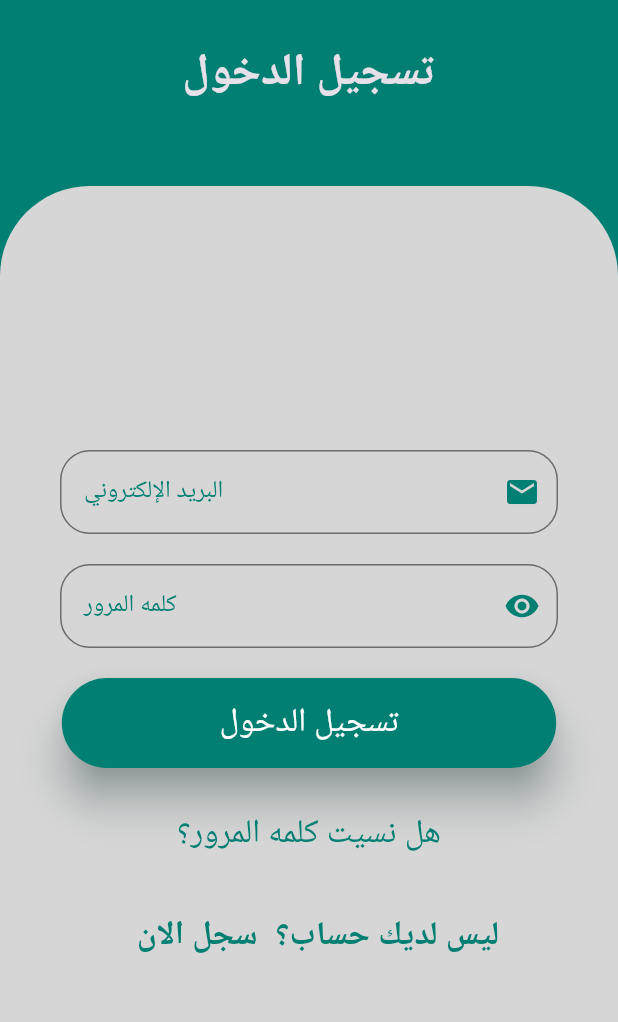
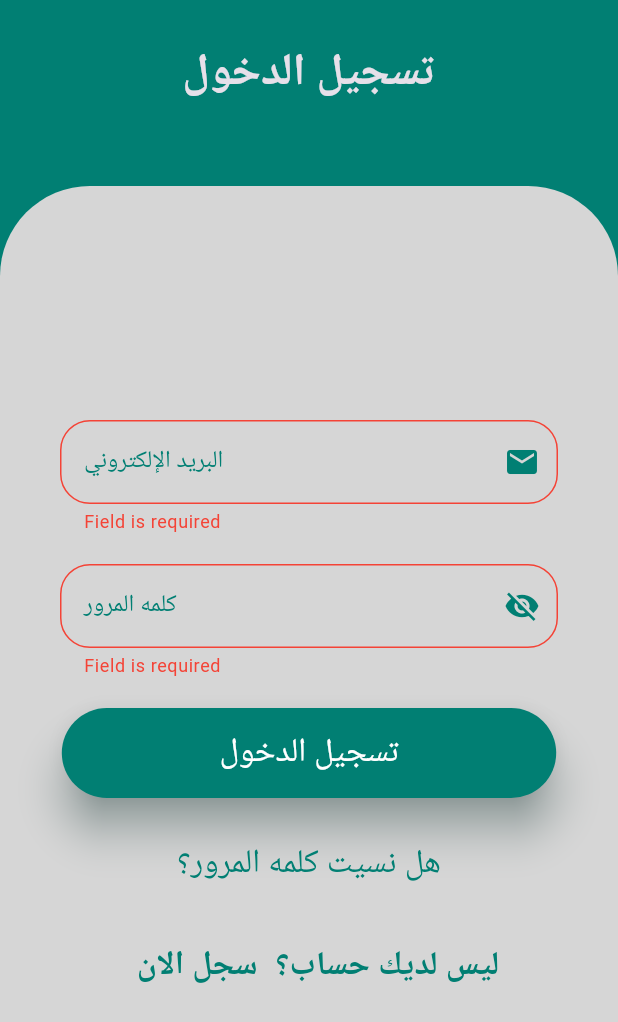
Before and after one commit to hatemf934/deeon, a Flutter app: the screen it shows after launch, after a tap on "تسجيل الدخول", on a phone screen of 412 x 824 dp. Shown: the top 1022 px of the screen. Run offline on Flutter 3.47's test engine with Material 3 defaults, Android fonts, the phone set to English and light mode, and no system bars.

Commit message:
complete login view and validate textfrom feild

```diff
--- a/lib/core/color_manager.dart
+++ b/lib/core/color_manager.dart
@@ -5,6 +5,7 @@ class ColorManager {
   static Color primaryColor = Color(0xff017f73);
   static Color secondryColor = Color(0xffd6d6d6);
   static Color witheColor = Colors.white;
+  static Color redColor = Colors.red;
   static Color transmentColor = Colors.transparent;
   static Color hintColor = Color(0xff779b97);
   static Color enabledColor = Color(0xff6c6c6c);
--- a/lib/core/route_manager.dart
+++ b/lib/core/route_manager.dart
@@ -1,6 +1,5 @@
-import 'package:deeon/core/text_manger.dart';
-
 class RouteManager {
   RouteManager._();
-  static String loginRoute = TextManger.loginText;
+  static String loginRoute = "login";
+  static String regesterRoute = "regester";
 }
--- a/lib/core/text_manger.dart
+++ b/lib/core/text_manger.dart
@@ -1,6 +1,5 @@
 class TextManger {
   TextManger._();
-  static String loginText = "login";
   static String signInText = 'تسجيل الدخول';
   static String emailText = 'البريد الإلكتروني';
   static String emailExText = 'example@gmail.com';
--- /dev/null
+++ b/lib/core/text_validate_manager.dart
@@ -0,0 +1,26 @@
+class TextValidateManager {
+  TextValidateManager._();
+  static String emailRegExp =
+      r'^[a-zA-Z0-9._%+-]+@[a-zA-Z0-9.-]+\.[a-zA-Z]{3,}$';
+  static String passwordLeastLowerCaseLetter = r'(?=.*[a-z])';
+  static String passwordLeastDigit = r'(?=.*\d)';
+  static String passwordLeastOneCharacter = r'(?=.*[@$!%*?&])';
+  static String passwordLeastEightNumber = r'.{8,}';
+  static String phoneFormat = r'^\d+$';
+  static String fieldIsRequired = "Field is required";
+  static String validEmailAddress = " Enter a valid email address ";
+  static String passwordFromAtoZ = " Password must be at least a [a-z] ";
+  static String passwordSpicailCharacter =
+      "Password must be at least a spicail character";
+  static String passwordLeastNumber = " Password must be at least a number";
+  static String passwordLeastAt8Number =
+      " Password must be at least a 8 number";
+  static String pleaseSelectGender = " Please select your gender";
+  static String pleaseSelectDataOfBrith = 'Please select your date of birth';
+  static String pleaseSelectCountry = 'Please select your country';
+  static String pleaseSelectName = " Please enter your name";
+  static String pleaseSelectPhone = " Please enter your phone number";
+  static String phoneTooShort = " Phone number is too short";
+  static String invalidPhoneFormat =
+      " Please enter your phone number in digits only";
+}
--- a/lib/features/regester&login/presentation/view/login_view.dart
+++ b/lib/features/auth/presentation/view/login_view.dart
@@ -2,7 +2,7 @@ import 'package:deeon/core/color_manager.dart';
 import 'package:deeon/core/route_manager.dart';
 import 'package:deeon/core/styles.dart';
 import 'package:deeon/core/text_manger.dart';
-import 'package:deeon/features/regester&login/presentation/view/widgets/section_of_login_view.dart';
+import 'package:deeon/features/auth/presentation/view/widgets/section_of_login_view.dart';
 import 'package:flutter/material.dart';
 
 class LoginView extends StatelessWidget {
--- /dev/null
+++ b/lib/features/auth/presentation/view/regester_vew.dart
@@ -0,0 +1,12 @@
+import 'package:deeon/core/color_manager.dart';
+import 'package:deeon/core/route_manager.dart';
+import 'package:flutter/material.dart';
+
+class RegesterVew extends StatelessWidget {
+  const RegesterVew({super.key});
+  static String id = RouteManager.regesterRoute;
+  @override
+  Widget build(BuildContext context) {
+    return Scaffold(backgroundColor: ColorManager.primaryColor);
+  }
+}
--- a/lib/features/regester&login/presentation/view/widgets/button_section.dart
+++ b/lib/features/auth/presentation/view/widgets/button_section.dart
@@ -1,21 +1,21 @@
 import 'package:deeon/core/height_manager.dart';
 import 'package:deeon/core/styles.dart';
 import 'package:deeon/core/text_manger.dart';
-import 'package:deeon/features/regester&login/presentation/view/widgets/custom_elveted_button.dart';
-import 'package:deeon/features/regester&login/presentation/view/widgets/custom_text_button.dart';
+import 'package:deeon/features/auth/presentation/view/widgets/custom_elveted_button.dart';
+import 'package:deeon/features/auth/presentation/view/widgets/custom_text_button.dart';
 import 'package:flutter/material.dart';
 
 class ButtonsSection extends StatelessWidget {
-  const ButtonsSection({super.key});
-
+  const ButtonsSection({super.key, required this.onPressed});
+  final Function() onPressed;
   @override
   Widget build(BuildContext context) {
     return Column(
       children: [
-        CustomElevatedButton(onPressed: () {}, text: TextManger.signInText),
+        CustomElevatedButton(onPressed: onPressed, text: TextManger.signInText),
         SizedBox(height: HeightManager.h20),
         CustomTextButton(
-          onPressed: () {},
+          onPressed: onPressed,
           textButton: TextManger.forgetPassword,
         ),
         SizedBox(height: HeightManager.h20),
--- a/lib/features/regester&login/presentation/view/widgets/custom_text_feild.dart
+++ b/lib/features/auth/presentation/view/widgets/custom_text_feild.dart
@@ -10,15 +10,23 @@ class CustomTextFeild extends StatelessWidget {
     required this.labelText,
     required this.hintText,
     required this.iconData,
+    this.obscureText = false,
+    this.onPressed,
+    required this.validator,
   });
   final String labelText;
   final String hintText;
   final IconData iconData;
+  final bool obscureText;
+  final Function()? onPressed;
+  final String? Function(String?)? validator;
   @override
   Widget build(BuildContext context) {
     return Padding(
       padding: EdgeInsets.symmetric(horizontal: PaddingManager.p40),
-      child: TextField(
+      child: TextFormField(
+        validator: validator,
+        obscureText: obscureText,
         style: TextStyle(color: ColorManager.primaryColor),
         cursorColor: ColorManager.primaryColor,
         decoration: InputDecoration(
@@ -26,15 +34,18 @@ class CustomTextFeild extends StatelessWidget {
           hintText: hintText,
           hintStyle: TextStyle(color: ColorManager.hintColor),
           labelStyle: TextStyle(color: ColorManager.primaryColor),
-          suffixIcon: Icon(iconData, color: ColorManager.primaryColor),
-
+          suffixIcon: IconButton(
+            onPressed: onPressed,
+            icon: Icon(iconData, color: ColorManager.primaryColor),
+          ),
+          errorStyle: TextStyle(color: ColorManager.redColor),
           enabledBorder: buildOutlineInputBorder(
             color: ColorManager.enabledColor,
           ),
           focusedBorder: buildOutlineInputBorder(
             color: ColorManager.primaryColor,
           ),
-
+          errorBorder: buildOutlineInputBorder(color: ColorManager.redColor),
           fillColor: ColorManager.transmentColor,
         ),
       ),
--- /dev/null
+++ b/lib/features/auth/presentation/view/widgets/custom_text_feild_section.dart
@@ -0,0 +1,76 @@
+import 'package:deeon/core/height_manager.dart';
+import 'package:deeon/core/text_manger.dart';
+import 'package:deeon/core/text_validate_manager.dart';
+import 'package:deeon/features/auth/presentation/view/widgets/custom_text_feild.dart';
+import 'package:flutter/material.dart';
+
+class CustomTextFeildSection extends StatefulWidget {
+  const CustomTextFeildSection({super.key});
+
+  @override
+  State<CustomTextFeildSection> createState() => _CustomTextFeildSectionState();
+}
+
+class _CustomTextFeildSectionState extends State<CustomTextFeildSection> {
+  bool obscureText = true;
+
+  @override
+  Widget build(BuildContext context) {
+    final RegExp emailRegExp = RegExp(TextValidateManager.emailRegExp);
+    final RegExp passwordLeastLowerCaseLetter = RegExp(
+      TextValidateManager.passwordLeastLowerCaseLetter,
+    );
+    final RegExp passwordLeastDigit = RegExp(
+      TextValidateManager.passwordLeastDigit,
+    );
+    final RegExp passwordLeastOneCharacter = RegExp(
+      TextValidateManager.passwordLeastOneCharacter,
+    );
+    final RegExp passwordLeastEightNumber = RegExp(
+      TextValidateManager.passwordLeastEightNumber,
+    );
+    return Column(
+      children: [
+        CustomTextFeild(
+          validator: (value) {
+            if (value!.isEmpty) {
+              return TextValidateManager.fieldIsRequired;
+            } else if (!emailRegExp.hasMatch(value)) {
+              return TextValidateManager.validEmailAddress;
+            }
+            return null;
+          },
+          labelText: TextManger.emailText,
+          hintText: TextManger.emailExText,
+          iconData: Icons.email,
+        ),
+        SizedBox(height: HeightManager.h20),
+        CustomTextFeild(
+          validator: (value) {
+            if (value!.isEmpty) {
+              return TextValidateManager.fieldIsRequired;
+            } else if (!passwordLeastLowerCaseLetter.hasMatch(value)) {
+              return TextValidateManager.passwordFromAtoZ;
+            } else if (!passwordLeastOneCharacter.hasMatch(value)) {
+              return TextValidateManager.passwordSpicailCharacter;
+            } else if (!passwordLeastDigit.hasMatch(value)) {
+              return TextValidateManager.passwordLeastNumber;
+            } else if (!passwordLeastEightNumber.hasMatch(value)) {
+              return TextValidateManager.passwordLeastAt8Number;
+            }
+            return null;
+          },
+          obscureText: obscureText,
+          onPressed: () {
+            setState(() {
+              obscureText = !obscureText;
+            });
+          },
+          labelText: TextManger.passWordText,
+          hintText: TextManger.passwordHint,
+          iconData: obscureText ? Icons.visibility_off : Icons.visibility,
+        ),
+      ],
+    );
+  }
+}
--- /dev/null
+++ b/lib/features/auth/presentation/view/widgets/section_of_login_view.dart
@@ -0,0 +1,49 @@
+import 'package:deeon/core/color_manager.dart';
+import 'package:deeon/core/height_manager.dart';
+import 'package:deeon/core/radius_manager.dart';
+import 'package:deeon/features/auth/presentation/view/regester_vew.dart';
+import 'package:deeon/features/auth/presentation/view/widgets/button_section.dart';
+import 'package:deeon/features/auth/presentation/view/widgets/custom_text_feild_section.dart';
+import 'package:flutter/material.dart';
+
+class SectionOfLoginView extends StatefulWidget {
+  const SectionOfLoginView({super.key});
+
+  @override
+  State<SectionOfLoginView> createState() => _SectionOfLoginViewState();
+}
+
+class _SectionOfLoginViewState extends State<SectionOfLoginView> {
+  final GlobalKey<FormState> formkey = GlobalKey();
+  @override
+  Widget build(BuildContext context) {
+    return Container(
+      height: HeightManager.h700,
+      width: double.infinity,
+      decoration: BoxDecoration(
+        color: ColorManager.secondryColor,
+        borderRadius: BorderRadius.only(
+          topLeft: Radius.circular(RadiusManager.r60),
+          topRight: Radius.circular(RadiusManager.r60),
+        ),
+      ),
+      child: Form(
+        key: formkey,
+        child: Column(
+          mainAxisAlignment: MainAxisAlignment.center,
+          children: [
+            CustomTextFeildSection(),
+            SizedBox(height: HeightManager.h20),
+            ButtonsSection(
+              onPressed: () {
+                if (formkey.currentState!.validate()) {
+                  Navigator.pushNamed(context, RegesterVew.id);
+                }
+              },
+            ),
+          ],
+        ),
+      ),
+    );
+  }
+}
--- a/lib/features/regester&login/presentation/view/widgets/custom_text_feild_section.dart
+++ /dev/null
@@ -1,27 +0,0 @@
-import 'package:deeon/core/height_manager.dart';
-import 'package:deeon/core/text_manger.dart';
-import 'package:deeon/features/regester&login/presentation/view/widgets/custom_text_feild.dart';
-import 'package:flutter/material.dart';
-
-class CustomTextFeildSection extends StatelessWidget {
-  const CustomTextFeildSection({super.key});
-
-  @override
-  Widget build(BuildContext context) {
-    return Column(
-      children: [
-        CustomTextFeild(
-          labelText: TextManger.emailText,
-          hintText: TextManger.emailExText,
-          iconData: Icons.email,
-        ),
-        SizedBox(height: HeightManager.h20),
-        CustomTextFeild(
-          labelText: TextManger.passWordText,
-          hintText: TextManger.passwordHint,
-          iconData: Icons.visibility,
-        ),
-      ],
-    );
-  }
-}
--- a/lib/features/regester&login/presentation/view/widgets/section_of_login_view.dart
+++ /dev/null
@@ -1,33 +0,0 @@
-import 'package:deeon/core/color_manager.dart';
-import 'package:deeon/core/height_manager.dart';
-import 'package:deeon/core/radius_manager.dart';
-import 'package:deeon/features/regester&login/presentation/view/widgets/button_section.dart';
-import 'package:deeon/features/regester&login/presentation/view/widgets/custom_text_feild_section.dart';
-import 'package:flutter/material.dart';
-
-class SectionOfLoginView extends StatelessWidget {
-  const SectionOfLoginView({super.key});
-
-  @override
-  Widget build(BuildContext context) {
-    return Container(
-      height: HeightManager.h700,
-      width: double.infinity,
-      decoration: BoxDecoration(
-        color: ColorManager.secondryColor,
-        borderRadius: BorderRadius.only(
-          topLeft: Radius.circular(RadiusManager.r60),
-          topRight: Radius.circular(RadiusManager.r60),
-        ),
-      ),
-      child: Column(
-        mainAxisAlignment: MainAxisAlignment.center,
-        children: [
-          CustomTextFeildSection(),
-          SizedBox(height: HeightManager.h20),
-          ButtonsSection(),
-        ],
-      ),
-    );
-  }
-}
--- a/lib/main.dart
+++ b/lib/main.dart
@@ -1,4 +1,5 @@
-import 'package:deeon/features/regester&login/presentation/view/login_view.dart';
+import 'package:deeon/features/auth/presentation/view/login_view.dart';
+import 'package:deeon/features/auth/presentation/view/regester_vew.dart';
 import 'package:flutter/material.dart';
 
 void main() {
@@ -14,7 +15,10 @@ class Deeon extends StatelessWidget {
       theme: ThemeData.dark(),
       debugShowCheckedModeBanner: false,
       initialRoute: LoginView.id,
-      routes: {LoginView.id: (context) => const LoginView()},
+      routes: {
+        LoginView.id: (context) => const LoginView(),
+        RegesterVew.id: (context) => const RegesterVew(),
+      },
     );
   }
 }
```
Also changed, not shown: lib/features/auth/presentation/view/widgets/custom_elveted_button.dart (renamed from lib/features/regester&login/presentation/view/widgets/custom_elveted_button.dart), lib/features/auth/presentation/view/widgets/custom_text_button.dart (renamed from lib/features/regester&login/presentation/view/widgets/custom_text_button.dart).
